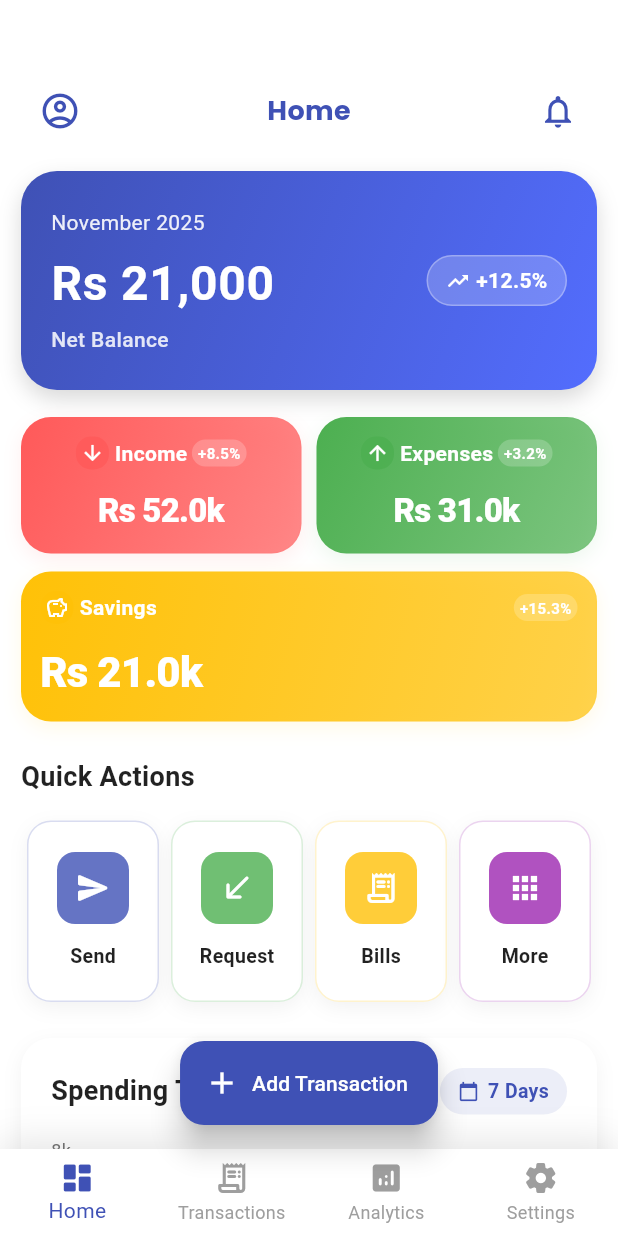
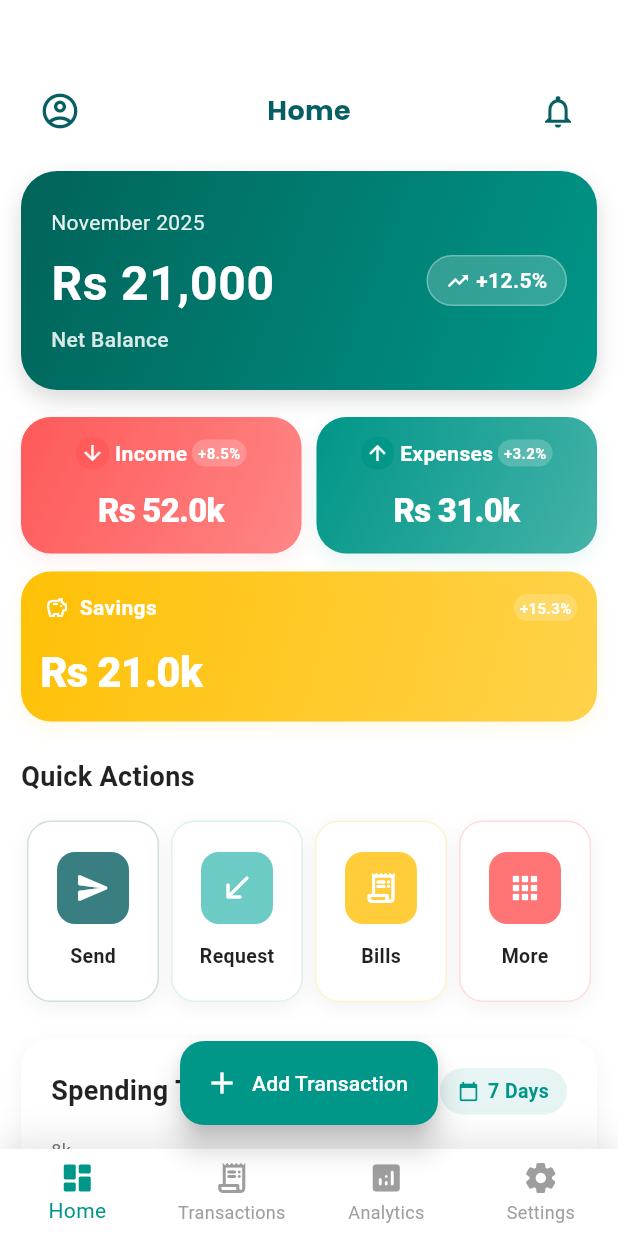
Before and after one commit to EmanQazii/ExpenseTracker, a Flutter app: the screen it shows after launch, after a tap on "Sign Up", on a phone screen of 412 x 824 dp. Run offline on Flutter 3.47's test engine with Material 3 defaults, Android fonts, the phone set to English and light mode, and no system bars; our stand-ins replace fl_chart, flutter_dotenv, go_router, supabase_flutter; accounts and stored records are empty.

Commit message:
Work in Progress- Updated Dashboard UI features

```diff
--- a/lib/features/dashboard/screens/dashboard_screen.dart
+++ b/lib/features/dashboard/screens/dashboard_screen.dart
@@ -56,7 +56,7 @@ class _DashboardScreenState extends State<DashboardScreen>
                 children: [
                   IconButton(
                     icon: const Icon(Icons.account_circle_outlined),
-                    color: isDark ? Colors.white : Colors.indigo,
+                    color: isDark ? Colors.white : AppColors.darkTeal,
                     iconSize: 28,
                     onPressed: () {
                       context.push(AppRoutes.profile);
@@ -68,12 +68,12 @@ class _DashboardScreenState extends State<DashboardScreen>
                       fontFamily: 'Poppins',
                       fontSize: 18,
                       fontWeight: FontWeight.bold,
-                      color: isDark ? Colors.white : Colors.indigo,
+                      color: isDark ? Colors.white : AppColors.darkTeal,
                     ),
                   ),
                   IconButton(
                     icon: const Icon(Icons.notifications_outlined),
-                    color: isDark ? Colors.white : Colors.indigo,
+                    color: isDark ? Colors.white : AppColors.darkTeal,
                     iconSize: 26,
                     onPressed: () {},
                   ),
@@ -118,7 +118,7 @@ class _DashboardScreenState extends State<DashboardScreen>
                           child: SummaryCard(
                             title: "Expenses",
                             amount: 31000,
-                            color: Colors.green,
+                            color: Colors.teal,
                             icon: Icons.arrow_upward,
                             percentage: "+3.2%",
                           ),
@@ -185,7 +185,7 @@ class _DashboardScreenState extends State<DashboardScreen>
                                 onPressed: () {},
                                 style: ButtonStyle(
                                   backgroundColor: WidgetStatePropertyAll(
-                                    Colors.indigo,
+                                    Colors.teal,
                                   ),
                                   foregroundColor: WidgetStatePropertyAll(
                                     Colors.white,
@@ -226,7 +226,7 @@ class _DashboardScreenState extends State<DashboardScreen>
             "Add Transaction",
             style: TextStyle(color: Colors.white),
           ),
-          backgroundColor: Colors.indigo,
+          backgroundColor: Colors.teal,
           elevation: 8,
         ),
       ),
@@ -243,7 +243,7 @@ class _DashboardScreenState extends State<DashboardScreen>
         ),
         child: BottomNavigationBar(
           currentIndex: _currentIndex,
-          selectedItemColor: Colors.indigo,
+          selectedItemColor: Colors.teal,
           unselectedItemColor: Colors.grey,
           type: BottomNavigationBarType.fixed,
           elevation: 0,
--- a/lib/features/dashboard/widgets/balance_card.dart
+++ b/lib/features/dashboard/widgets/balance_card.dart
@@ -16,8 +16,6 @@ class BalanceCard extends StatelessWidget {
 
   @override
   Widget build(BuildContext context) {
-    final isDark = Theme.of(context).brightness == Brightness.dark;
-
     return Container(
       width: double.infinity,
       margin: const EdgeInsets.only(top: 16),
@@ -25,7 +23,7 @@ class BalanceCard extends StatelessWidget {
       decoration: BoxDecoration(
         borderRadius: BorderRadius.circular(24),
         gradient: const LinearGradient(
-          colors: [Colors.indigo, Colors.indigoAccent],
+          colors: [Color.fromARGB(255, 1, 99, 89), Colors.teal],
           begin: Alignment.topLeft,
           end: Alignment.bottomRight,
         ),
--- a/lib/features/dashboard/widgets/chart_overview.dart
+++ b/lib/features/dashboard/widgets/chart_overview.dart
@@ -26,7 +26,7 @@ class _ChartOverviewState extends State<ChartOverview> {
       _ExpenseData(
         "Transport",
         10,
-        Colors.green.withValues(alpha: 0.8),
+        Colors.teal.withValues(alpha: 0.8),
         Icons.directions_car,
       ),
       _ExpenseData(
@@ -38,7 +38,7 @@ class _ChartOverviewState extends State<ChartOverview> {
       _ExpenseData(
         "Other",
         40,
-        Colors.indigo.withValues(alpha: 0.8),
+        Color(0xFF075F63).withValues(alpha: 0.8),
         Icons.category,
       ),
     ];
--- a/lib/features/dashboard/widgets/quick_actions.dart
+++ b/lib/features/dashboard/widgets/quick_actions.dart
@@ -9,10 +9,10 @@ class QuickActions extends StatelessWidget {
     final isDark = theme.brightness == Brightness.dark;
 
     final actions = [
-      _QuickAction("Send", Icons.send_rounded, Colors.indigo),
-      _QuickAction("Request", Icons.call_received_rounded, Colors.green),
+      _QuickAction("Send", Icons.send_rounded, Color(0xFF075F63)),
+      _QuickAction("Request", Icons.call_received_rounded, Color(0xFF49BEB6)),
       _QuickAction("Bills", Icons.receipt_long_rounded, Colors.amber),
-      _QuickAction("More", Icons.apps_rounded, Colors.purple),
+      _QuickAction("More", Icons.apps_rounded, Colors.redAccent),
     ];
 
     return Column(
--- a/lib/features/dashboard/widgets/recent_transactions.dart
+++ b/lib/features/dashboard/widgets/recent_transactions.dart
@@ -20,7 +20,7 @@ class RecentTransactions extends StatelessWidget {
         "Salary Deposit",
         52000,
         Icons.account_balance,
-        Colors.green,
+        const Color.fromARGB(255, 8, 102, 93),
         "Nov 1, 2025",
       ),
       _Transaction(
@@ -34,14 +34,14 @@ class RecentTransactions extends StatelessWidget {
         "Uber Ride",
         -450,
         Icons.local_taxi,
-        Colors.indigo,
+        Colors.teal,
         "Yesterday, 9:15 AM",
       ),
       _Transaction(
         "Restaurant",
         -1800,
         Icons.restaurant,
-        Colors.orange,
+        Colors.amber,
         "Nov 11, 2025",
       ),
     ];
@@ -76,7 +76,7 @@ class RecentTransactions extends StatelessWidget {
               TextButton(
                 onPressed: () {},
                 style: ButtonStyle(
-                  backgroundColor: WidgetStatePropertyAll(Colors.indigo),
+                  backgroundColor: WidgetStatePropertyAll(Colors.teal),
                   foregroundColor: WidgetStatePropertyAll(Colors.white),
                 ),
                 child: const Text("See All"),
--- a/lib/features/dashboard/widgets/spending_trend.dart
+++ b/lib/features/dashboard/widgets/spending_trend.dart
@@ -42,17 +42,17 @@ class SpendingTrend extends StatelessWidget {
                   vertical: 6,
                 ),
                 decoration: BoxDecoration(
-                  color: Colors.indigo.withValues(alpha: 0.1),
+                  color: Colors.teal.withValues(alpha: 0.1),
                   borderRadius: BorderRadius.circular(20),
                 ),
                 child: Row(
                   children: [
-                    Icon(Icons.calendar_today, size: 14, color: Colors.indigo),
+                    Icon(Icons.calendar_today, size: 14, color: Colors.teal),
                     const SizedBox(width: 6),
                     Text(
                       "7 Days",
                       style: TextStyle(
-                        color: Colors.indigo,
+                        color: Colors.teal,
                         fontWeight: FontWeight.w600,
                         fontSize: 13,
                       ),
@@ -152,7 +152,7 @@ class SpendingTrend extends StatelessWidget {
                     ],
                     isCurved: true,
                     gradient: LinearGradient(
-                      colors: [Colors.indigo, Colors.indigo.shade300],
+                      colors: [Colors.teal, Colors.teal.shade300],
                     ),
                     barWidth: 4,
                     isStrokeCapRound: true,
@@ -163,7 +163,7 @@ class SpendingTrend extends StatelessWidget {
                           radius: 4,
                           color: Colors.white,
                           strokeWidth: 3,
-                          strokeColor: Colors.indigo,
+                          strokeColor: Colors.teal,
                         );
                       },
                     ),
@@ -171,8 +171,8 @@ class SpendingTrend extends StatelessWidget {
                       show: true,
                       gradient: LinearGradient(
                         colors: [
-                          Colors.indigo.withValues(alpha: 0.3),
-                          Colors.indigo.withValues(alpha: 0.05),
+                          Colors.teal.withValues(alpha: 0.3),
+                          Colors.teal.withValues(alpha: 0.05),
                         ],
                         begin: Alignment.topCenter,
                         end: Alignment.bottomCenter,
@@ -182,7 +182,7 @@ class SpendingTrend extends StatelessWidget {
                 ],
                 lineTouchData: LineTouchData(
                   touchTooltipData: LineTouchTooltipData(
-                    getTooltipColor: (touchedSpot) => Colors.indigo,
+                    getTooltipColor: (touchedSpot) => Colors.teal,
                     tooltipRoundedRadius: 8,
                     getTooltipItems: (touchedSpots) {
                       return touchedSpots.map((spot) {
--- a/lib/features/dashboard/widgets/summary_card.dart
+++ b/lib/features/dashboard/widgets/summary_card.dart
@@ -20,9 +20,6 @@ class SummaryCard extends StatelessWidget {
 
   @override
   Widget build(BuildContext context) {
-    final theme = Theme.of(context);
-    final isDark = theme.brightness == Brightness.dark;
-
     return Container(
       decoration: BoxDecoration(
         gradient: LinearGradient(
```
